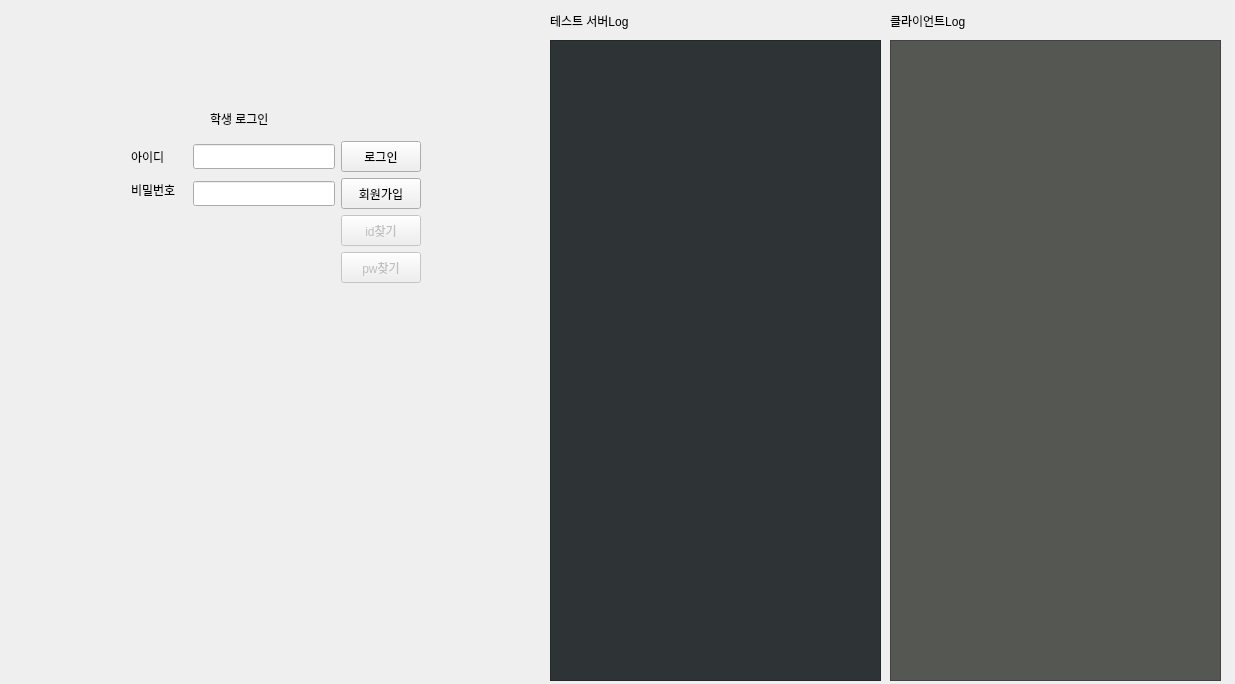
Qt form student.ui (Eduappproject/education_application) before a commit.
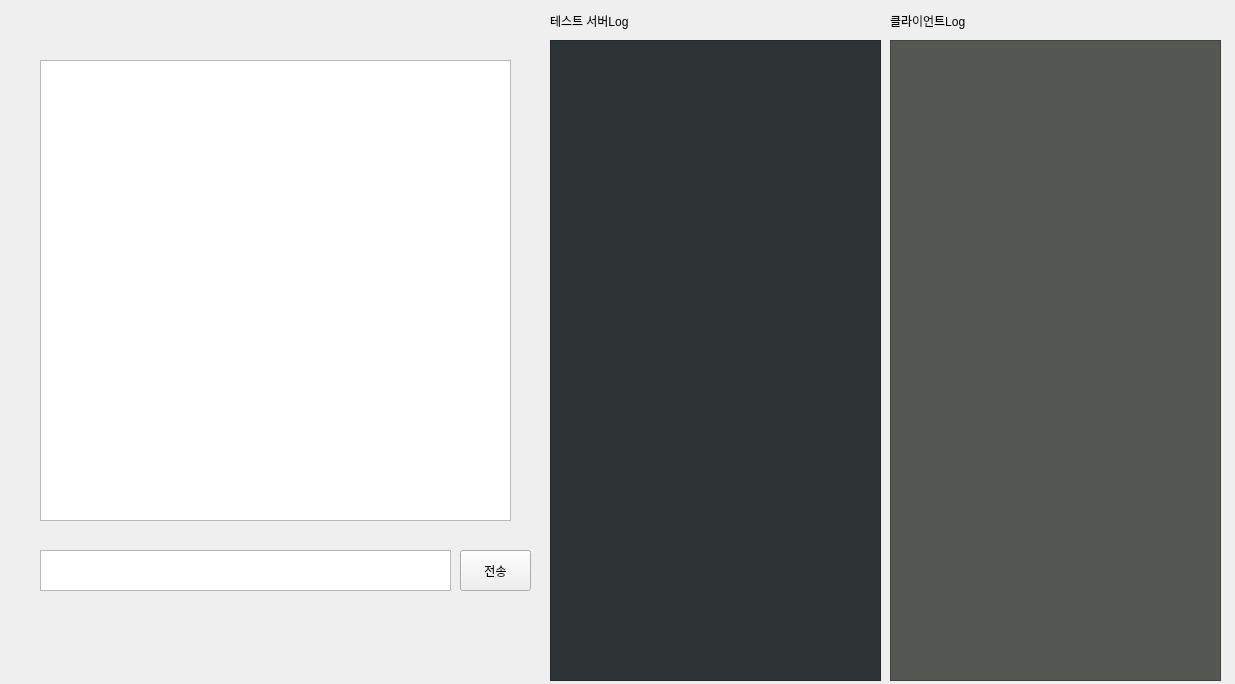
The same form after that commit.

Diff of the .ui file:
```diff
--- a/student.ui
+++ b/student.ui
@@ -26,7 +26,7 @@
     </rect>
    </property>
    <property name="currentIndex">
-    <number>0</number>
+    <number>5</number>
    </property>
    <widget class="QWidget" name="page">
     <widget class="QLabel" name="label_3">
@@ -433,6 +433,41 @@
      </property>
     </widget>
    </widget>
+   <widget class="QWidget" name="chat_page">
+    <widget class="QListView" name="chat_list">
+     <property name="geometry">
+      <rect>
+       <x>30</x>
+       <y>50</y>
+       <width>471</width>
+       <height>461</height>
+      </rect>
+     </property>
+    </widget>
+    <widget class="QTextBrowser" name="chat_browser">
+     <property name="geometry">
+      <rect>
+       <x>30</x>
+       <y>540</y>
+       <width>411</width>
+       <height>41</height>
+      </rect>
+     </property>
+    </widget>
+    <widget class="QPushButton" name="chat_send_btn">
+     <property name="geometry">
+      <rect>
+       <x>450</x>
+       <y>540</y>
+       <width>71</width>
+       <height>41</height>
+      </rect>
+     </property>
+     <property name="text">
+      <string>전송</string>
+     </property>
+    </widget>
+   </widget>
   </widget>
   <widget class="QLabel" name="label_16">
    <property name="geometry">
```
Left out of the diff: 10 changed lines with no effect on the pictures.
